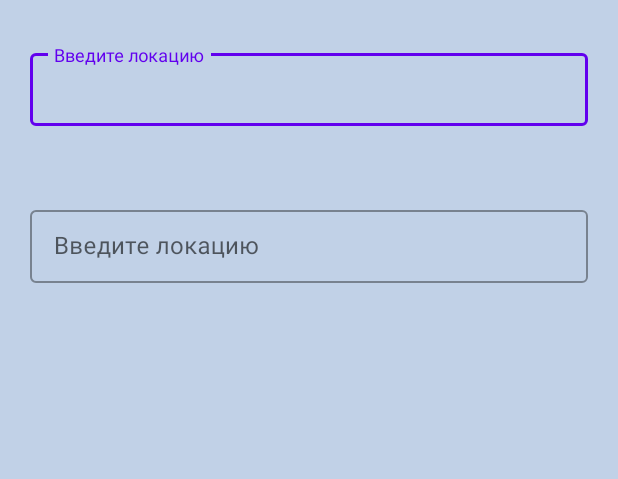
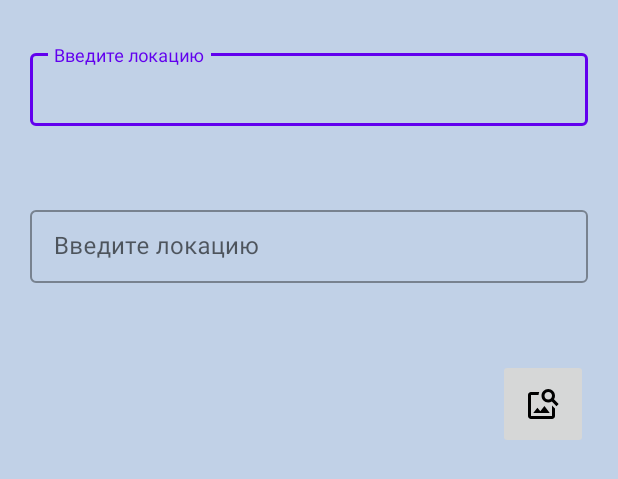
Before and after one commit to tedEE/MnemoList, an Android app: the layout fragment_create_note.xml on its own in the app's theme, with its tools: preview values and no code run, on a phone screen of 412 x 824 dp. Shown: the top 479 px of the screen. Run offline under Robolectric (Android 15) with nearby library versions, the light colour scheme and no system bars.

Commit message:
added adding an image when creating a new notification.

```diff
--- a/app/build.gradle
+++ b/app/build.gradle
@@ -87,7 +87,7 @@ dependencies {
     kapt("androidx.hilt:hilt-compiler:1.0.0")
 
 
-
+    implementation 'com.squareup.picasso:picasso:2.8'
     implementation 'androidx.core:core-ktx:1.7.0'
     implementation 'androidx.appcompat:appcompat:1.4.1'
     implementation 'com.google.android.material:material:1.5.0'
@@ -95,6 +95,7 @@ dependencies {
     testImplementation 'junit:junit:4.+'
     androidTestImplementation 'androidx.test.ext:junit:1.1.3'
     androidTestImplementation 'androidx.test.espresso:espresso-core:3.4.0'
+
 
 //    implementation 'androidx.core:core-ktx:1.9.0'
 //    implementation 'androidx.appcompat:appcompat:1.5.1'
--- a/app/src/main/AndroidManifest.xml
+++ b/app/src/main/AndroidManifest.xml
@@ -6,6 +6,7 @@
     <uses-permission android:name="android.permission.SCHEDULE_EXACT_ALARM" />
     <uses-permission android:name="com.bignerdranch.android.photogallery.PRIVATE" />
     <uses-permission android:name="android.permission.RECEIVE_BOOT_COMPLETED"/>
+    <uses-permission android:name="android.permission.READ_EXTERNAL_STORAGE"/>
     <application
         android:name="ru.jeinmentalist.mail.mnemolist.App"
         android:allowBackup="true"
--- a/app/src/main/java/ru/jeinmentalist/mail/mnemolist/screens/profilelist/ProfileListFragment.kt
+++ b/app/src/main/java/ru/jeinmentalist/mail/mnemolist/screens/profilelist/ProfileListFragment.kt
@@ -232,7 +232,8 @@ class ProfileListFragment :
         closeMenu {
             navigator().showCreateNoteFragment(
                 Options(
-                    volume = mProfileList,
+//                    volume = mProfileList,
+                    volume = listOf(),
                     openParams = mPositionsFab ?: intArrayOf()
                 )
             )
--- /dev/null
+++ b/app/src/main/res/drawable/ic_image_search.xml
@@ -0,0 +1,5 @@
+<vector android:height="24dp" android:tint="#000000"
+    android:viewportHeight="24" android:viewportWidth="24"
+    android:width="24dp" xmlns:android="http://schemas.android.com/apk/res/android">
+    <path android:fillColor="@android:color/white" android:pathData="M18,13v7L4,20L4,6h5.02c0.05,-0.71 0.22,-1.38 0.48,-2L4,4c-1.1,0 -2,0.9 -2,2v14c0,1.1 0.9,2 2,2h14c1.1,0 2,-0.9 2,-2v-5l-2,-2zM16.5,18h-11l2.75,-3.53 1.96,2.36 2.75,-3.54zM19.3,8.89c0.44,-0.7 0.7,-1.51 0.7,-2.39C20,4.01 17.99,2 15.5,2S11,4.01 11,6.5s2.01,4.5 4.49,4.5c0.88,0 1.7,-0.26 2.39,-0.7L21,13.42 22.42,12 19.3,8.89zM15.5,9C14.12,9 13,7.88 13,6.5S14.12,4 15.5,4 18,5.12 18,6.5 16.88,9 15.5,9z"/>
+</vector>
--- a/app/src/main/res/layout/fragment_create_note.xml
+++ b/app/src/main/res/layout/fragment_create_note.xml
@@ -42,23 +42,40 @@
         android:layout_height="wrap_content"
         android:layout_marginHorizontal="20dp"
         android:layout_marginTop="30dp"
+        app:errorEnabled="true"
+        app:hintTextAppearance="@style/TextAppearance.App.TextInputLayout"
         app:layout_constraintTop_toBottomOf="@id/enter_location_note_container"
-        app:hintTextAppearance="@style/TextAppearance.App.TextInputLayout"
-        app:errorEnabled="true">
+        tools:layout_editor_absoluteX="20dp">
 
         <com.google.android.material.textfield.TextInputEditText
             android:id="@+id/enter_description_note"
             android:layout_width="match_parent"
             android:layout_height="match_parent"
-            android:hint="@string/enter_location_note_string"
-            android:inputType="text"
-            android:lines="1"
-            android:imeOptions="actionDone"
             android:clickable="true"
             android:focusable="true"
             android:focusableInTouchMode="true"
-            />
+            android:hint="@string/enter_location_note_string"
+            android:imeOptions="actionDone"
+            android:inputType="text"
+            android:lines="1" />
     </com.google.android.material.textfield.TextInputLayout>
+
+    <ImageButton
+        android:id="@+id/image_button"
+        android:layout_width="60dp"
+        android:layout_height="60dp"
+        android:src="@drawable/ic_image_search"
+        app:layout_constraintEnd_toEndOf="@+id/enter_description_note_container"
+        app:layout_constraintTop_toBottomOf="@+id/profile_spinner" />
+
+    <ImageView
+        android:id="@+id/image_description"
+        android:layout_width="0dp"
+        android:layout_height="0dp"
+        app:layout_constraintBottom_toBottomOf="parent"
+        app:layout_constraintEnd_toEndOf="parent"
+        app:layout_constraintStart_toStartOf="parent"
+        app:layout_constraintTop_toBottomOf="@+id/image_button" />
 
     <androidx.appcompat.widget.AppCompatSpinner
         android:id="@+id/profile_spinner"
```
Also changed, not shown: app/src/main/java/ru/jeinmentalist/mail/mnemolist/screens/createNote/CreateNoteFragment.kt (+51 -15 lines), app/src/main/java/ru/jeinmentalist/mail/mnemolist/screens/createNote/CreateNoteViewModel.kt (+42 -0 lines).
